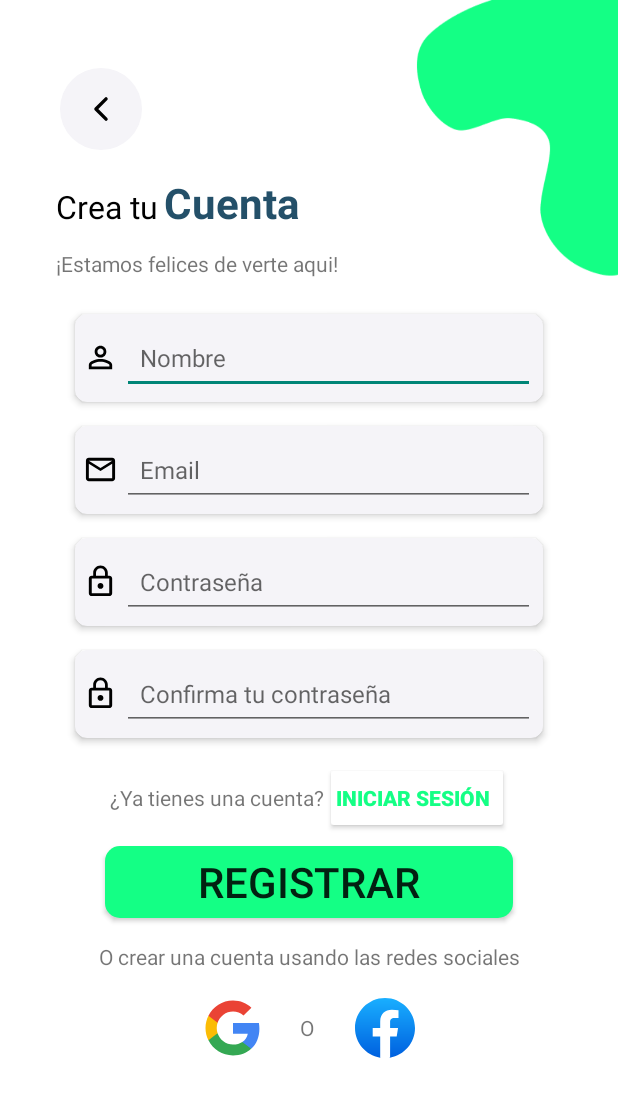
After one commit to Johan-Lopez-Torres/practica-git, an Android app: the layout crear_cuenta.xml on its own in the app's theme, with its tools: preview values and no code run, on a phone screen of 412 x 824 dp. The commit adds this screen. Shown: the top 1097 px of the screen. Run offline under Robolectric (Android 15) with nearby library versions, the phone set to English and light mode, and no system bars.

Commit message:
layouts create - login

```diff
--- /dev/null
+++ b/app/src/main/res/drawable/ic_arrow_back.xml
@@ -0,0 +1,15 @@
+<vector xmlns:android="http://schemas.android.com/apk/res/android"
+    android:width="24dp"
+    android:height="24dp"
+    android:viewportWidth="512"
+    android:viewportHeight="512">
+
+    <path
+        android:fillColor="#00000000"
+        android:pathData="M328,112l-144,144l144,144"
+        android:strokeWidth="48"
+        android:strokeColor="#000000"
+        android:strokeLineCap="round"
+        android:strokeLineJoin="round" />
+
+</vector>
--- /dev/null
+++ b/app/src/main/res/drawable/ic_email.xml
@@ -0,0 +1,5 @@
+<vector xmlns:android="http://schemas.android.com/apk/res/android" android:height="96dp" android:tint="#000000" android:viewportHeight="24" android:viewportWidth="24" android:width="96dp">
+
+    <path android:fillColor="@android:color/white" android:pathData="M20,4L4,4c-1.1,0 -1.99,0.9 -1.99,2L2,18c0,1.1 0.9,2 2,2h16c1.1,0 2,-0.9 2,-2L22,6c0,-1.1 -0.9,-2 -2,-2zM20,18L4,18L4,8l8,5 8,-5v10zM12,11L4,6h16l-8,5z"/>
+
+</vector>
--- /dev/null
+++ b/app/src/main/res/drawable/ic_facebook.xml
@@ -0,0 +1,21 @@
+<vector xmlns:aapt="http://schemas.android.com/aapt" xmlns:android="http://schemas.android.com/apk/res/android" android:height="40dp" android:viewportHeight="40" android:viewportWidth="40" android:width="40dp">
+
+    <path android:pathData="M16.7,39.8C7.2,38.1 0,29.9 0,20C0,9 9,0 20,0s20,9 20,20c0,9.9 -7.2,18.1 -16.7,19.8l-1.1,-0.9h-4.4L16.7,39.8z">
+
+        <aapt:attr name="android:fillColor">
+
+            <gradient android:endX="20.001" android:endY="-0.008" android:startX="20.001" android:startY="38.608" android:type="linear">
+
+                <item android:color="#FF0062E0" android:offset="0"/>
+
+                <item android:color="#FF19AFFF" android:offset="1"/>
+
+            </gradient>
+
+        </aapt:attr>
+
+    </path>
+
+    <path android:fillColor="#FFFFFF" android:pathData="M27.8,25.6l0.9,-5.6h-5.3v-3.9c0,-1.6 0.6,-2.8 3,-2.8h2.6V8.2c-1.4,-0.2 -3,-0.4 -4.4,-0.4c-4.6,0 -7.8,2.8 -7.8,7.8V20h-5v5.6h5v14.1c1.1,0.2 2.2,0.3 3.3,0.3c1.1,0 2.2,-0.1 3.3,-0.3V25.6H27.8z"/>
+
+</vector>
--- /dev/null
+++ b/app/src/main/res/drawable/ic_google.xml
@@ -0,0 +1,11 @@
+<vector xmlns:android="http://schemas.android.com/apk/res/android" android:height="40dp" android:viewportHeight="24" android:viewportWidth="24" android:width="40dp">
+
+    <path android:fillColor="#4285F4" android:pathData="M22.56,12.25c0,-0.78 -0.07,-1.53 -0.2,-2.25H12v4.26h5.92c-0.26,1.37 -1.04,2.53 -2.21,3.31v2.77h3.57c2.08,-1.92 3.28,-4.74 3.28,-8.09z"/>
+
+    <path android:fillColor="#34A853" android:pathData="M12,23c2.97,0 5.46,-0.98 7.28,-2.66l-3.57,-2.77c-0.98,0.66 -2.23,1.06 -3.71,1.06 -2.86,0 -5.29,-1.93 -6.16,-4.53H2.18v2.84C3.99,20.53 7.7,23 12,23z"/>
+
+    <path android:fillColor="#FBBC05" android:pathData="M5.84,14.09c-0.22,-0.66 -0.35,-1.36 -0.35,-2.09s0.13,-1.43 0.35,-2.09V7.07H2.18C1.43,8.55 1,10.22 1,12s0.43,3.45 1.18,4.93l2.85,-2.22 0.81,-0.62z"/>
+
+    <path android:fillColor="#EA4335" android:pathData="M12,5.38c1.62,0 3.06,0.56 4.21,1.64l3.15,-3.15C17.45,2.09 14.97,1 12,1 7.7,1 3.99,3.47 2.18,7.07l3.66,2.84c0.87,-2.6 3.3,-4.53 6.16,-4.53z"/>
+
+</vector>
--- /dev/null
+++ b/app/src/main/res/drawable/ic_password.xml
@@ -0,0 +1,5 @@
+<vector xmlns:android="http://schemas.android.com/apk/res/android" android:height="96dp" android:tint="#000000" android:viewportHeight="24" android:viewportWidth="24" android:width="96dp">
+
+    <path android:fillColor="@android:color/white" android:pathData="M12,17c1.1,0 2,-0.9 2,-2s-0.9,-2 -2,-2s-2,0.9 -2,2S10.9,17 12,17zM18,8h-1V6c0,-2.76 -2.24,-5 -5,-5S7,3.24 7,6v2H6c-1.1,0 -2,0.9 -2,2v10c0,1.1 0.9,2 2,2h12c1.1,0 2,-0.9 2,-2V10C20,8.9 19.1,8 18,8zM8.9,6c0,-1.71 1.39,-3.1 3.1,-3.1s3.1,1.39 3.1,3.1v2H8.9V6zM18,20H6V10h12V20z"/>
+
+</vector>
--- /dev/null
+++ b/app/src/main/res/drawable/ic_user.xml
@@ -0,0 +1,5 @@
+<vector xmlns:android="http://schemas.android.com/apk/res/android" android:height="96dp" android:tint="#000000" android:viewportHeight="24" android:viewportWidth="24" android:width="96dp">
+
+    <path android:fillColor="@android:color/white" android:pathData="M12,5.9c1.16,0 2.1,0.94 2.1,2.1s-0.94,2.1 -2.1,2.1S9.9,9.16 9.9,8s0.94,-2.1 2.1,-2.1m0,9c2.97,0 6.1,1.46 6.1,2.1v1.1L5.9,18.1L5.9,17c0,-0.64 3.13,-2.1 6.1,-2.1M12,4C9.79,4 8,5.79 8,8s1.79,4 4,4 4,-1.79 4,-4 -1.79,-4 -4,-4zM12,13c-2.67,0 -8,1.34 -8,4v3h16v-3c0,-2.66 -5.33,-4 -8,-4z"/>
+
+</vector>
--- /dev/null
+++ b/app/src/main/res/drawable/shape_registrar.xml
@@ -0,0 +1,8 @@
+<?xml version="1.0" encoding="utf-8"?>
+<shape xmlns:android="http://schemas.android.com/apk/res/android">
+
+        <solid android:color="@color/green" /> <!-- Color de fondo -->
+        <corners android:radius="10dp" /> <!-- Radio de las esquinas -->
+
+
+</shape>
--- /dev/null
+++ b/app/src/main/res/drawable/shape_regresar.xml
@@ -0,0 +1,6 @@
+<?xml version="1.0" encoding="utf-8"?>
+
+<shape xmlns:android="http://schemas.android.com/apk/res/android">
+<solid android:color="@color/gray" />
+<corners android:radius="50dp" />
+</shape>
--- /dev/null
+++ b/app/src/main/res/layout/crear_cuenta.xml
@@ -0,0 +1,342 @@
+<?xml version="1.0" encoding="utf-8"?>
+<androidx.constraintlayout.widget.ConstraintLayout xmlns:android="http://schemas.android.com/apk/res/android"
+    xmlns:app="http://schemas.android.com/apk/res-auto"
+    xmlns:tools="http://schemas.android.com/tools"
+    android:id="@+id/crearcuenta"
+    android:layout_width="match_parent"
+    android:layout_height="match_parent"
+    android:background="@color/white">
+    <!-- context en el layout ^ -->
+
+    <ImageView
+        android:id="@+id/image_view"
+        android:layout_width="200dp"
+        android:layout_height="200dp"
+        android:adjustViewBounds="true"
+        android:contentDescription="@string/descripcionforma"
+        android:scaleType="fitXY"
+        android:src="@drawable/forma"
+        app:layout_constraintEnd_toEndOf="parent"
+        app:layout_constraintTop_toTopOf="parent" />
+
+
+    <ImageButton
+        android:id="@+id/btnC_back"
+        android:layout_width="wrap_content"
+        android:layout_height="wrap_content"
+        android:layout_marginStart="40dp"
+        android:layout_marginTop="45dp"
+        android:background="@drawable/shape_regresar"
+        android:contentDescription="@string/buttonback"
+        android:padding="15dp"
+        android:src="@drawable/ic_arrow_back"
+        app:layout_constraintStart_toStartOf="parent"
+        app:layout_constraintTop_toTopOf="parent" />
+
+
+    <LinearLayout
+        android:id="@+id/LLCcreacuenta"
+        android:layout_width="wrap_content"
+        android:layout_height="wrap_content"
+        android:layout_marginTop="16dp"
+        android:orientation="horizontal"
+        app:layout_constraintEnd_toEndOf="parent"
+        app:layout_constraintHorizontal_bias="0.151"
+        app:layout_constraintStart_toStartOf="parent"
+        app:layout_constraintTop_toBottomOf="@id/btnC_back">
+
+        <TextView
+            android:layout_width="wrap_content"
+            android:layout_height="wrap_content"
+            android:text="@string/textocrea"
+            android:textColor="@color/black"
+            android:textSize="21sp"
+            android:textStyle="normal" />
+
+        <TextView
+            android:layout_width="wrap_content"
+            android:layout_height="wrap_content"
+            android:paddingStart="4dp"
+            android:text="@string/textocuenta"
+            android:textColor="@color/darkblue"
+            android:textSize="28sp"
+            android:textStyle="bold"
+            tools:ignore="RtlSymmetry" />
+    </LinearLayout>
+
+
+    <TextView
+        android:id="@+id/TVCwelcome"
+        android:layout_width="wrap_content"
+        android:layout_height="wrap_content"
+        android:layout_marginTop="12dp"
+        android:text="@string/textowelcome"
+        app:layout_constraintEnd_toEndOf="parent"
+        app:layout_constraintHorizontal_bias="0.167"
+        app:layout_constraintStart_toStartOf="parent"
+        app:layout_constraintTop_toBottomOf="@id/LLCcreacuenta" />
+
+
+    <androidx.cardview.widget.CardView
+        android:id="@+id/CARDCnombre"
+        android:layout_width="0dp"
+        android:layout_height="wrap_content"
+        android:layout_marginHorizontal="50dp"
+        android:layout_marginTop="24dp"
+        android:backgroundTint="@color/gray"
+        app:cardCornerRadius="8dp"
+        app:cardElevation="3dp"
+        app:layout_constraintEnd_toEndOf="parent"
+        app:layout_constraintStart_toStartOf="parent"
+        app:layout_constraintTop_toBottomOf="@id/TVCwelcome">
+
+        <LinearLayout
+            android:layout_width="match_parent"
+            android:layout_height="wrap_content"
+            android:orientation="horizontal"
+            android:padding="4dp">
+
+            <ImageView
+                android:layout_width="23dp"
+                android:layout_height="23dp"
+                android:layout_gravity="end|center_vertical"
+                android:layout_margin="1dp"
+                android:contentDescription="@string/ic_user"
+                android:src="@drawable/ic_user" />
+
+            <EditText
+                android:id="@+id/ETCnombre"
+                android:layout_width="0dp"
+                android:layout_height="48dp"
+                android:layout_margin="1dp"
+                android:layout_weight="1"
+                android:inputType="textPersonName"
+                android:hint="@string/editname"
+                android:padding="12dp"
+                android:textSize="16sp" />
+
+        </LinearLayout>
+    </androidx.cardview.widget.CardView>
+
+    <androidx.cardview.widget.CardView
+        android:id="@+id/CARDCemail"
+        android:layout_width="0dp"
+        android:layout_height="wrap_content"
+        android:layout_marginHorizontal="50dp"
+        android:layout_marginTop="16dp"
+        android:backgroundTint="@color/gray"
+        app:cardCornerRadius="8dp"
+        app:cardElevation="3dp"
+        app:layout_constraintEnd_toEndOf="parent"
+        app:layout_constraintStart_toStartOf="parent"
+        app:layout_constraintTop_toBottomOf="@id/CARDCnombre">
+
+        <LinearLayout
+            android:layout_width="match_parent"
+            android:layout_height="wrap_content"
+            android:orientation="horizontal"
+            android:padding="4dp">
+
+            <ImageView
+                android:layout_width="23dp"
+                android:layout_height="23dp"
+                android:layout_gravity="end|center_vertical"
+                android:layout_margin="1dp"
+                android:contentDescription="@string/ic_email"
+                android:src="@drawable/ic_email" />
+
+            <EditText
+                android:id="@+id/ETCemail"
+                android:layout_width="0dp"
+                android:layout_height="48dp"
+                android:layout_margin="1dp"
+                android:layout_weight="1"
+                android:hint="@string/editemail"
+                android:inputType="textEmailAddress"
+                android:padding="12dp"
+                android:textSize="16sp" />
+
+        </LinearLayout>
+    </androidx.cardview.widget.CardView>
+
+    <androidx.cardview.widget.CardView
+        android:id="@+id/CARDCpassword"
+        android:layout_width="0dp"
+        android:layout_height="wrap_content"
+        android:layout_marginHorizontal="50dp"
+        android:layout_marginTop="16dp"
+        android:backgroundTint="@color/gray"
+        app:cardCornerRadius="8dp"
+        app:cardElevation="3dp"
+        app:layout_constraintEnd_toEndOf="parent"
+        app:layout_constraintStart_toStartOf="parent"
+        app:layout_constraintTop_toBottomOf="@id/CARDCemail">
+
+        <LinearLayout
+            android:layout_width="match_parent"
+            android:layout_height="wrap_content"
+            android:orientation="horizontal"
+            android:padding="4dp">
+
+            <ImageView
+                android:layout_width="23dp"
+                android:layout_height="23dp"
+                android:layout_gravity="end|center_vertical"
+                android:layout_margin="1dp"
+                android:contentDescription="@string/ic_password"
+                android:src="@drawable/ic_password" />
+
+            <EditText
+                android:id="@+id/ETCpassword"
+                android:layout_width="0dp"
+                android:layout_height="48dp"
+                android:layout_margin="1dp"
+                android:layout_weight="1"
+                android:hint="@string/editpassword"
+                android:inputType="textPassword"
+                android:padding="12dp"
+                android:textSize="16sp" />
+
+        </LinearLayout>
+    </androidx.cardview.widget.CardView>
+
+    <androidx.cardview.widget.CardView
+        android:id="@+id/CARDCrepeatpassword"
+        android:layout_width="0dp"
+        android:layout_height="wrap_content"
+        android:layout_marginHorizontal="50dp"
+        android:layout_marginTop="16dp"
+        android:backgroundTint="@color/gray"
+        app:cardCornerRadius="8dp"
+        app:cardElevation="3dp"
+        app:layout_constraintEnd_toEndOf="parent"
+        app:layout_constraintStart_toStartOf="parent"
+        app:layout_constraintTop_toBottomOf="@id/CARDCpassword">
+
+        <LinearLayout
+            android:layout_width="match_parent"
+            android:layout_height="wrap_content"
+            android:orientation="horizontal"
+            android:padding="4dp">
+
+            <ImageView
+                android:layout_width="23dp"
+                android:layout_height="23dp"
+                android:layout_gravity="end|center_vertical"
+                android:layout_margin="1dp"
+                android:contentDescription="@string/ic_password"
+                android:src="@drawable/ic_password" />
+
+            <EditText
+                android:id="@+id/ETCrepeatpassword"
+                android:layout_width="0dp"
+                android:layout_height="48dp"
+                android:layout_margin="1dp"
+                android:layout_weight="1"
+                android:hint="@string/editrepeatpassword"
+                android:inputType="textPassword"
+                android:padding="12dp"
+                android:textSize="16sp" />
+
+
+        </LinearLayout>
+    </androidx.cardview.widget.CardView>
+
+
+    <LinearLayout
+        android:id="@+id/LLClogin"
+        android:layout_width="wrap_content"
+        android:layout_height="wrap_content"
+        android:layout_marginTop="16dp"
+        android:orientation="horizontal"
+        app:layout_constraintEnd_toEndOf="parent"
+        app:layout_constraintStart_toStartOf="parent"
+        app:layout_constraintTop_toBottomOf="@id/CARDCrepeatpassword">
+
+        <TextView
+            android:id="@+id/TVCcuenta"
+            android:layout_width="wrap_content"
+            android:layout_height="wrap_content"
+            android:text="@string/textowithaccount"
+            android:textSize="14sp" />
+
+        <Button
+            android:id="@+id/btnC_login"
+            android:layout_width="wrap_content"
+            android:layout_height="wrap_content"
+            android:backgroundTint="@color/white"
+            android:gravity="start|center_vertical"
+            android:paddingStart="7dp"
+            android:text="@string/buttoniniciar"
+            android:textColor="@color/green"
+            android:textSize="14sp"
+            android:textStyle="bold"
+            tools:ignore="RtlSymmetry" />
+    </LinearLayout>
+
+
+    <Button
+        android:id="@+id/btnC_register"
+        android:layout_width="0dp"
+        android:layout_height="wrap_content"
+        android:layout_marginHorizontal="70dp"
+        android:layout_marginTop="8dp"
+        android:background="@drawable/shape_registrar"
+        android:text="@string/buttoncrear"
+        android:textSize="28sp"
+        android:textStyle="normal"
+        app:layout_constraintEnd_toEndOf="parent"
+        app:layout_constraintStart_toStartOf="parent"
+        app:layout_constraintTop_toBottomOf="@id/LLClogin" />
+
+
+    <TextView
+        android:id="@+id/TVCredessociales"
+        android:layout_width="wrap_content"
+        android:layout_height="wrap_content"
+        android:layout_marginTop="16dp"
+        android:text="@string/textocreateaccount"
+        app:layout_constraintEnd_toEndOf="parent"
+        app:layout_constraintStart_toStartOf="parent"
+        app:layout_constraintTop_toBottomOf="@id/btnC_register" />
+
+    <LinearLayout
+        android:layout_width="match_parent"
+        android:layout_height="wrap_content"
+        android:layout_marginHorizontal="120dp"
+        android:layout_marginTop="8dp"
+        android:orientation="horizontal"
+        app:layout_constraintEnd_toEndOf="parent"
+        app:layout_constraintStart_toStartOf="parent"
+        app:layout_constraintTop_toBottomOf="@id/TVCredessociales">
+
+        <ImageButton
+            android:id="@+id/btnC_google"
+            android:layout_width="wrap_content"
+            android:layout_height="wrap_content"
+            android:layout_weight="4"
+            android:backgroundTint="@color/white"
+            android:contentDescription="@string/buttongoogle"
+            android:src="@drawable/ic_google" />
+
+        <TextView
+            android:id="@+id/TVCor"
+            android:layout_width="wrap_content"
+            android:layout_height="wrap_content"
+            android:layout_gravity="center"
+            android:layout_weight="1"
+            android:paddingHorizontal="10dp"
+            android:text="@string/textoor" />
+
+        <ImageButton
+            android:id="@+id/btnC_facebook"
+            android:layout_width="wrap_content"
+            android:layout_height="wrap_content"
+            android:layout_weight="4"
+            android:backgroundTint="@color/white"
+            android:contentDescription="@string/buttonfacebook"
+            android:src="@drawable/ic_facebook" />
+
+    </LinearLayout>
+
+</androidx.constraintlayout.widget.ConstraintLayout>
--- a/app/src/main/res/values/colors.xml
+++ b/app/src/main/res/values/colors.xml
@@ -2,4 +2,8 @@
 <resources>
     <color name="black">#FF000000</color>
     <color name="white">#FFFFFFFF</color>
+
+    <color name="darkblue">#245069</color>
+    <color name="gray">#F5F4F8</color>
+    <color name="green">#14FF85</color>
 </resources>
--- a/app/src/main/res/values/strings.xml
+++ b/app/src/main/res/values/strings.xml
@@ -1,4 +1,41 @@
 <resources>
     <string name="app_name">location_feature</string>
     <string name="title_activity_maps">AIzaSyBcA1uD6xUQYelxgZcr-e8xzFW90TX6cmw</string>
+
+
+    <!-- Botones -->
+    <string name="buttonback">boton atras</string>
+    <string name="buttongoogle">boton google</string>
+    <string name="buttonfacebook">boton facebook</string>
+    <string name="buttonacceso">ACCESO</string>
+    <string name="buttoncrear">REGISTRAR</string>
+    <string name="buttonregistrar">Registrarse</string>
+    <string name="buttoniniciar">Iniciar sesión</string>
+
+    <!-- Textos -->
+    <string name="textologin">Iniciar sesión</string>
+    <string name="textowelcome">¡Estamos felices de verte aqui!</string>
+    <string name="textowithoutaccount">¿No tienes una cuenta?</string>
+    <string name="textowithaccount">¿Ya tienes una cuenta?</string>
+    <string name="socialmedia">O iniciar sesión usando las redes sociales</string>
+    <string name="textocreateaccount">O crear una cuenta usando las redes sociales</string>
+    <string name="textoor">O</string>
+    <string name="textolvidepassword">¿Has olvidado tu contraseña?</string>
+    <string name="textocrea">Crea tu </string>
+    <string name="textocuenta">Cuenta</string>
+
+    <!-- Edits -->
+    <string name="editname">Nombre</string>
+    <string name="editemail">Email</string>
+    <string name="editpassword">Contraseña</string>
+    <string name="editrepeatpassword">Confirma tu contraseña</string>
+
+    <!-- imagenes -->
+    <string name="descripcioncamion">imagen_camion</string>
+    <string name="descripcionforma">imagen_forma</string>
+    <string name="ic_email">icon_email</string>
+    <string name="ic_user">icon_user</string>
+    <string name="ic_password">icon_password</string>
+
+
 </resources>
--- a/app/src/main/res/values/themes.xml
+++ b/app/src/main/res/values/themes.xml
@@ -1,6 +1,6 @@
 <resources xmlns:tools="http://schemas.android.com/tools">
     <!-- Base application theme. -->
-    <style name="Base.Theme.Location_feature" parent="Theme.Material3.DayNight.NoActionBar">
+    <style name="Base.Theme.Location_feature" parent="Theme.AppCompat.DayNight.NoActionBar">
         <!-- Customize your light theme here. -->
         <!-- <item name="colorPrimary">@color/my_light_primary</item> -->
     </style>
```
Also changed, not shown: app/src/main/res/layout/login_cuenta.xml (added, +258 -0 lines), app/src/main/res/drawable/camionbasura.png (added), app/src/main/res/drawable/forma.png (added).
